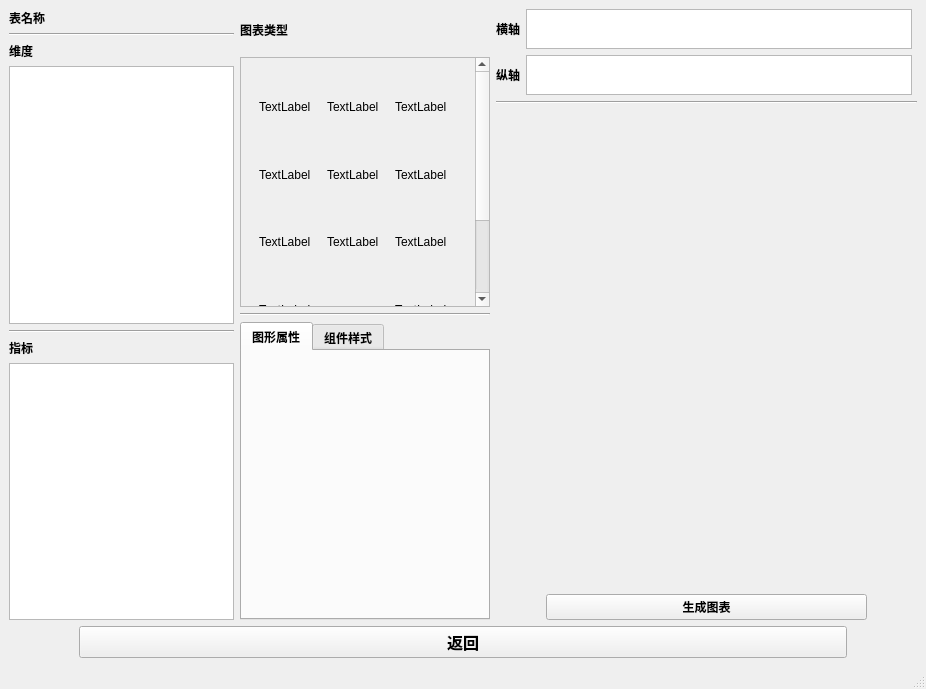
Qt form views/UI_DataVisualizationWin.ui (kingry1/GraduationProject-Data-Visualization-System) before a commit.
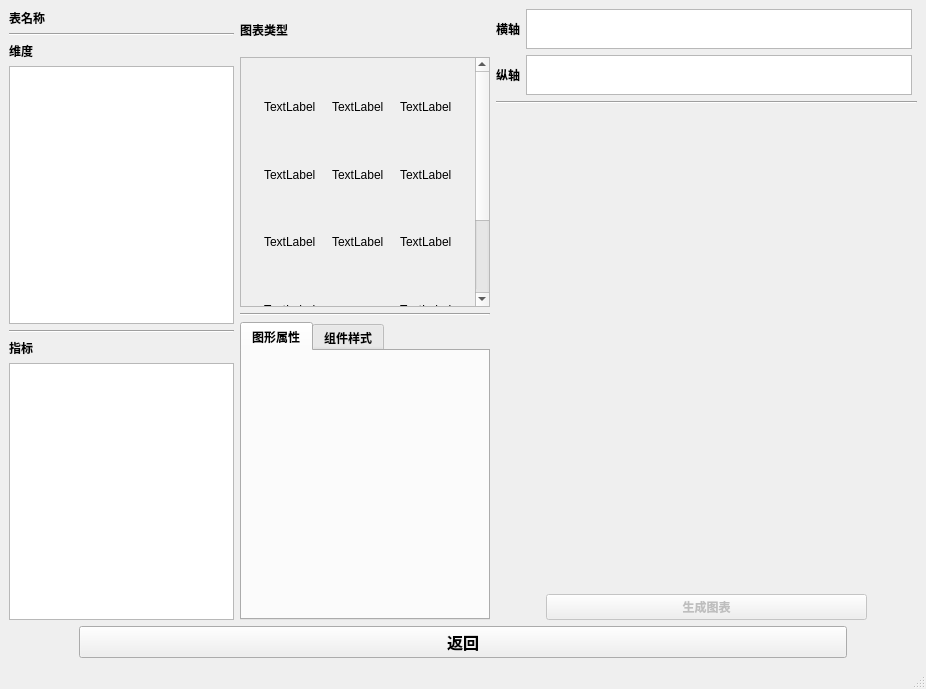
The same form after that commit. Icons and pictures are not drawn. Custom widgets are drawn as their Qt base class.

Commit message: Finish graph_label logic

```diff
--- a/views/UI_DataVisualizationWin.ui
+++ b/views/UI_DataVisualizationWin.ui
@@ -211,7 +211,7 @@
                 <rect>
                  <x>0</x>
                  <y>0</y>
-                 <width>248</width>
+                 <width>386</width>
                  <height>374</height>
                 </rect>
                </property>
@@ -227,8 +227,8 @@
                   <layout class="QHBoxLayout" name="horizontalLayout_2">
                    <item>
                     <layout class="QGridLayout" name="gridLayout">
-                     <item row="3" column="0">
-                      <widget class="QLabel" name="label_8">
+                     <item row="3" column="0" alignment="Qt::AlignHCenter">
+                      <widget class="ClickableLabel" name="label_8">
                        <property name="text">
                         <string>TextLabel</string>
                        </property>
@@ -241,71 +241,95 @@
                        </property>
                       </widget>
                      </item>
-                     <item row="1" column="1">
-                      <widget class="QLabel" name="label_14">
+                     <item row="3" column="2" alignment="Qt::AlignHCenter">
+                      <widget class="ClickableLabel" name="label_17">
                        <property name="text">
                         <string>TextLabel</string>
                        </property>
                       </widget>
                      </item>
-                     <item row="0" column="0">
-                      <widget class="QLabel" name="label_11">
+                     <item row="1" column="1" alignment="Qt::AlignHCenter">
+                      <widget class="ClickableLabel" name="label_14">
                        <property name="text">
                         <string>TextLabel</string>
                        </property>
                       </widget>
                      </item>
-                     <item row="2" column="0">
-                      <widget class="QLabel" name="label_9">
+                     <item row="2" column="0" alignment="Qt::AlignHCenter">
+                      <widget class="ClickableLabel" name="label_9">
                        <property name="text">
                         <string>TextLabel</string>
                        </property>
                       </widget>
                      </item>
-                     <item row="0" column="1">
-                      <widget class="QLabel" name="label_12">
+                     <item row="0" column="2" alignment="Qt::AlignHCenter">
+                      <widget class="ClickableLabel" name="label_15">
                        <property name="text">
                         <string>TextLabel</string>
                        </property>
                       </widget>
                      </item>
-                     <item row="1" column="0">
-                      <widget class="QLabel" name="label_10">
+                     <item row="1" column="2" alignment="Qt::AlignHCenter">
+                      <widget class="ClickableLabel" name="label_16">
                        <property name="text">
                         <string>TextLabel</string>
                        </property>
                       </widget>
                      </item>
-                     <item row="2" column="1">
-                      <widget class="QLabel" name="label_13">
+                     <item row="0" column="1" alignment="Qt::AlignHCenter">
+                      <widget class="ClickableLabel" name="label_12">
+                       <property name="sizePolicy">
+                        <sizepolicy hsizetype="Preferred" vsizetype="Preferred">
+                         <horstretch>0</horstretch>
+                         <verstretch>0</verstretch>
+                        </sizepolicy>
+                       </property>
+                       <property name="maximumSize">
+                        <size>
+                         <width>16777215</width>
+                         <height>16777215</height>
+                        </size>
+                       </property>
                        <property name="text">
                         <string>TextLabel</string>
                        </property>
                       </widget>
                      </item>
-                     <item row="0" column="2">
-                      <widget class="QLabel" name="label_15">
+                     <item row="2" column="2" alignment="Qt::AlignHCenter">
+                      <widget class="ClickableLabel" name="label_18">
                        <property name="text">
                         <string>TextLabel</string>
                        </property>
                       </widget>
                      </item>
-                     <item row="1" column="2">
-                      <widget class="QLabel" name="label_16">
+                     <item row="1" column="0" alignment="Qt::AlignHCenter">
+                      <widget class="ClickableLabel" name="label_10">
                        <property name="text">
                         <string>TextLabel</string>
                        </property>
                       </widget>
                      </item>
-                     <item row="3" column="2">
-                      <widget class="QLabel" name="label_17">
+                     <item row="2" column="1" alignment="Qt::AlignHCenter">
+                      <widget class="ClickableLabel" name="label_13">
                        <property name="text">
                         <string>TextLabel</string>
                        </property>
                       </widget>
                      </item>
-                     <item row="2" column="2">
-                      <widget class="QLabel" name="label_18">
+                     <item row="0" column="0" alignment="Qt::AlignHCenter">
+                      <widget class="ClickableLabel" name="label_11">
+                       <property name="sizePolicy">
+                        <sizepolicy hsizetype="Preferred" vsizetype="Preferred">
+                         <horstretch>0</horstretch>
+                         <verstretch>0</verstretch>
+                        </sizepolicy>
+                       </property>
+                       <property name="maximumSize">
+                        <size>
+                         <width>16777215</width>
+                         <height>16777215</height>
+                        </size>
+                       </property>
                        <property name="text">
                         <string>TextLabel</string>
                        </property>
@@ -488,7 +512,10 @@
              </spacer>
             </item>
             <item>
-             <widget class="QPushButton" name="pushButton">
+             <widget class="QPushButton" name="generateButton">
+              <property name="enabled">
+               <bool>false</bool>
+              </property>
               <property name="font">
                <font>
                 <family>微软雅黑</family>
@@ -600,6 +627,14 @@
     <slot>plot()</slot>
    </slots>
   </customwidget>
+  <customwidget>
+   <class>ClickableLabel</class>
+   <extends>QLabel</extends>
+   <header>.clickablelabel.h</header>
+   <slots>
+    <signal>clicked()</signal>
+   </slots>
+  </customwidget>
  </customwidgets>
  <resources/>
  <connections>
```
Left out of the diff: 248 changed lines with no effect on the pictures. The commit also changes 6 other files.
